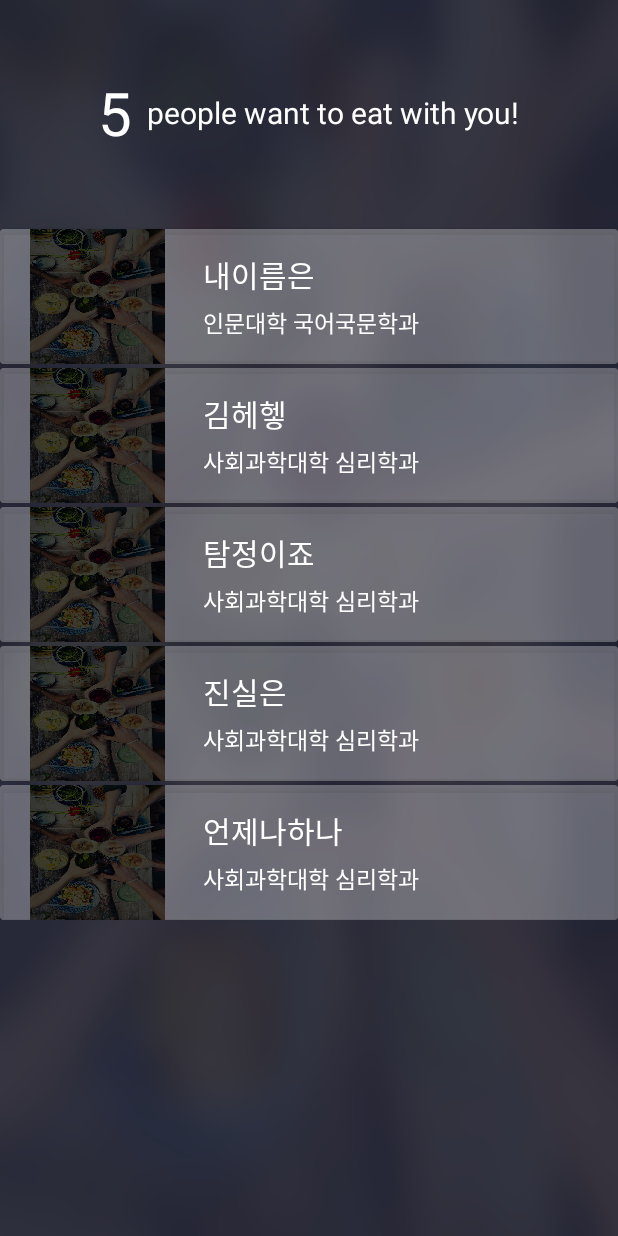
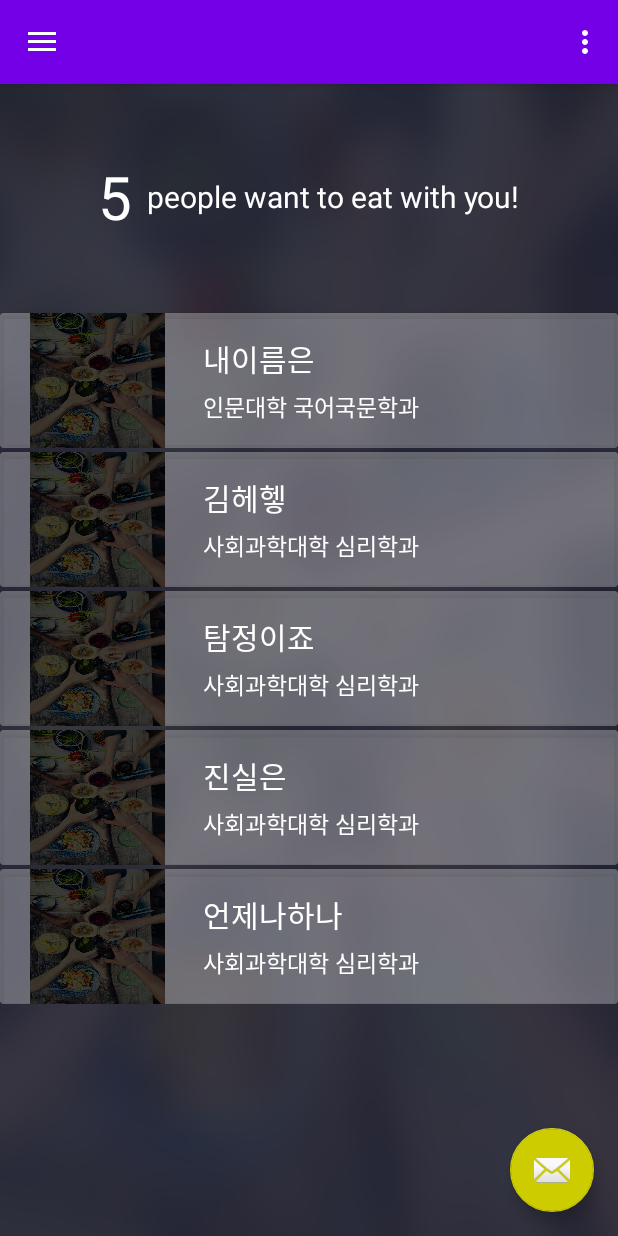
Before and after one commit to haeungun/MealTime_Android, an Android app: the MainActivity screen opened directly, with no data from a screen before it, on a phone screen of 412 x 824 dp. Run offline under Robolectric (Android 15) with nearby library versions, the phone set to English and light mode, and no system bars; our stand-ins replace Firebase (no records; nobody signed in at launch, a user with empty details on screens opened directly).

Commit message:
Main activity.

```diff
--- a/app/src/main/AndroidManifest.xml
+++ b/app/src/main/AndroidManifest.xml
@@ -17,7 +17,10 @@
             </intent-filter>
         </activity>
         <activity android:name=".view.SignUpActivity" />
-        <activity android:name=".view.MainActivity"></activity>
+        <activity
+            android:name=".view.MainActivity"
+            android:label="@string/title_activity_main"
+            android:theme="@style/AppTheme.NoActionBar"></activity>
     </application>
 
 </manifest>
--- a/app/src/main/java/com/example/haeunkim/mealtime/view/MainActivity.java
+++ b/app/src/main/java/com/example/haeunkim/mealtime/view/MainActivity.java
@@ -1,37 +1,112 @@
 package com.example.haeunkim.mealtime.view;
 
-import android.app.Activity;
-import android.databinding.DataBindingUtil;
 import android.os.Bundle;
+import android.support.design.widget.FloatingActionButton;
+import android.support.design.widget.Snackbar;
 import android.support.v7.widget.LinearLayoutManager;
 import android.support.v7.widget.RecyclerView;
+import android.support.design.widget.NavigationView;
+import android.support.v4.view.GravityCompat;
+import android.support.v4.widget.DrawerLayout;
+import android.support.v7.app.ActionBarDrawerToggle;
+import android.support.v7.app.AppCompatActivity;
+import android.support.v7.widget.Toolbar;
+import android.view.Menu;
+import android.view.MenuItem;
 
 import com.example.haeunkim.mealtime.R;
-import com.example.haeunkim.mealtime.databinding.MainBinding;
-import com.example.haeunkim.mealtime.viewmodel.MainViewModel;
 import com.example.haeunkim.mealtime.viewmodel.RecyclerAdapter;
 
-public class MainActivity extends Activity {
-    private MainBinding binding;
-    private MainViewModel viewModel;
+public class MainActivity extends AppCompatActivity
+        implements NavigationView.OnNavigationItemSelectedListener {
 
     @Override
     protected void onCreate(Bundle savedInstanceState) {
         super.onCreate(savedInstanceState);
-        this.initDataBinding();
+        setContentView(R.layout.main);
+        setTitle("");
 
-        RecyclerView recyclerView = binding.recycleview;
+        RecyclerView recyclerView = (RecyclerView) findViewById(R.id.recycleview);
         LinearLayoutManager layoutManager = new LinearLayoutManager(this);
         recyclerView.setHasFixedSize(false);
         recyclerView.setLayoutManager(layoutManager);
 
         recyclerView.setAdapter(new RecyclerAdapter(this, R.layout.main));
 
+        Toolbar toolbar = (Toolbar) findViewById(R.id.toolbar);
+        setSupportActionBar(toolbar);
+
+        FloatingActionButton fab = (FloatingActionButton) findViewById(R.id.fab);
+        fab.setOnClickListener((v) ->
+            Snackbar.make(v, "Replace with your own action", Snackbar.LENGTH_LONG)
+                    .setAction("Action", null).show()
+        );
+
+
+        DrawerLayout drawer = (DrawerLayout) findViewById(R.id.drawer_layout);
+        ActionBarDrawerToggle toggle = new ActionBarDrawerToggle(
+                this, drawer, toolbar, R.string.navigation_drawer_open, R.string.navigation_drawer_close);
+        drawer.setDrawerListener(toggle);
+        toggle.syncState();
+
+        NavigationView navigationView = (NavigationView) findViewById(R.id.nav_view);
+        navigationView.setNavigationItemSelectedListener(this);
     }
 
-    private void initDataBinding() {
-        binding = DataBindingUtil.setContentView(this, R.layout.main);
-        viewModel = new MainViewModel(this);
-        binding.setViewModel(viewModel);
+    @Override
+    public void onBackPressed() {
+        DrawerLayout drawer = (DrawerLayout) findViewById(R.id.drawer_layout);
+        if (drawer.isDrawerOpen(GravityCompat.START)) {
+            drawer.closeDrawer(GravityCompat.START);
+        } else {
+            super.onBackPressed();
+        }
+    }
+
+    @Override
+    public boolean onCreateOptionsMenu(Menu menu) {
+        // Inflate the menu; this adds items to the action bar if it is present.
+        getMenuInflater().inflate(R.menu.main, menu);
+        return true;
+    }
+
+    @Override
+    public boolean onOptionsItemSelected(MenuItem item) {
+        // Handle action bar item clicks here. The action bar will
+        // automatically handle clicks on the Home/Up button, so long
+        // as you specify a parent activity in AndroidManifest.xml.
+        int id = item.getItemId();
+
+        //noinspection SimplifiableIfStatement
+        if (id == R.id.action_logout) {
+            return true;
+        }
+
+        return super.onOptionsItemSelected(item);
+    }
+
+    @SuppressWarnings("StatementWithEmptyBody")
+    @Override
+    public boolean onNavigationItemSelected(MenuItem item) {
+        // Handle navigation view item clicks here.
+        int id = item.getItemId();
+
+        if (id == R.id.nav_camera) {
+            // Handle the camera action
+        } else if (id == R.id.nav_gallery) {
+
+        } else if (id == R.id.nav_slideshow) {
+
+        } else if (id == R.id.nav_manage) {
+
+        } else if (id == R.id.nav_share) {
+
+        } else if (id == R.id.nav_send) {
+
+        }
+
+        DrawerLayout drawer = (DrawerLayout) findViewById(R.id.drawer_layout);
+        drawer.closeDrawer(GravityCompat.START);
+        return true;
     }
 }
--- /dev/null
+++ b/app/src/main/res/drawable/ic_menu_camera.xml
@@ -0,0 +1,12 @@
+<vector xmlns:android="http://schemas.android.com/apk/res/android"
+    android:width="24dp"
+    android:height="24dp"
+    android:viewportHeight="24.0"
+    android:viewportWidth="24.0">
+    <path
+        android:fillColor="#FF000000"
+        android:pathData="M12,12m-3.2,0a3.2,3.2 0,1 1,6.4 0a3.2,3.2 0,1 1,-6.4 0" />
+    <path
+        android:fillColor="#FF000000"
+        android:pathData="M9,2L7.17,4H4c-1.1,0 -2,0.9 -2,2v12c0,1.1 0.9,2 2,2h16c1.1,0 2,-0.9 2,-2V6c0,-1.1 -0.9,-2 -2,-2h-3.17L15,2H9zm3,15c-2.76,0 -5,-2.24 -5,-5s2.24,-5 5,-5 5,2.24 5,5 -2.24,5 -5,5z" />
+</vector>
--- /dev/null
+++ b/app/src/main/res/drawable/ic_menu_gallery.xml
@@ -0,0 +1,9 @@
+<vector xmlns:android="http://schemas.android.com/apk/res/android"
+    android:width="24dp"
+    android:height="24dp"
+    android:viewportHeight="24.0"
+    android:viewportWidth="24.0">
+    <path
+        android:fillColor="#FF000000"
+        android:pathData="M22,16V4c0,-1.1 -0.9,-2 -2,-2H8c-1.1,0 -2,0.9 -2,2v12c0,1.1 0.9,2 2,2h12c1.1,0 2,-0.9 2,-2zm-11,-4l2.03,2.71L16,11l4,5H8l3,-4zM2,6v14c0,1.1 0.9,2 2,2h14v-2H4V6H2z" />
+</vector>
--- /dev/null
+++ b/app/src/main/res/drawable/ic_menu_manage.xml
@@ -0,0 +1,9 @@
+<vector xmlns:android="http://schemas.android.com/apk/res/android"
+    android:width="24dp"
+    android:height="24dp"
+    android:viewportHeight="24.0"
+    android:viewportWidth="24.0">
+    <path
+        android:fillColor="#FF000000"
+        android:pathData="M22.7,19l-9.1,-9.1c0.9,-2.3 0.4,-5 -1.5,-6.9 -2,-2 -5,-2.4 -7.4,-1.3L9,6 6,9 1.6,4.7C0.4,7.1 0.9,10.1 2.9,12.1c1.9,1.9 4.6,2.4 6.9,1.5l9.1,9.1c0.4,0.4 1,0.4 1.4,0l2.3,-2.3c0.5,-0.4 0.5,-1.1 0.1,-1.4z" />
+</vector>
--- /dev/null
+++ b/app/src/main/res/drawable/ic_menu_send.xml
@@ -0,0 +1,9 @@
+<vector xmlns:android="http://schemas.android.com/apk/res/android"
+    android:width="24dp"
+    android:height="24dp"
+    android:viewportHeight="24.0"
+    android:viewportWidth="24.0">
+    <path
+        android:fillColor="#FF000000"
+        android:pathData="M2.01,21L23,12 2.01,3 2,10l15,2 -15,2z" />
+</vector>
--- /dev/null
+++ b/app/src/main/res/drawable/ic_menu_share.xml
@@ -0,0 +1,9 @@
+<vector xmlns:android="http://schemas.android.com/apk/res/android"
+    android:width="24dp"
+    android:height="24dp"
+    android:viewportHeight="24.0"
+    android:viewportWidth="24.0">
+    <path
+        android:fillColor="#FF000000"
+        android:pathData="M18,16.08c-0.76,0 -1.44,0.3 -1.96,0.77L8.91,12.7c0.05,-0.23 0.09,-0.46 0.09,-0.7s-0.04,-0.47 -0.09,-0.7l7.05,-4.11c0.54,0.5 1.25,0.81 2.04,0.81 1.66,0 3,-1.34 3,-3s-1.34,-3 -3,-3 -3,1.34 -3,3c0,0.24 0.04,0.47 0.09,0.7L8.04,9.81C7.5,9.31 6.79,9 6,9c-1.66,0 -3,1.34 -3,3s1.34,3 3,3c0.79,0 1.5,-0.31 2.04,-0.81l7.12,4.16c-0.05,0.21 -0.08,0.43 -0.08,0.65 0,1.61 1.31,2.92 2.92,2.92 1.61,0 2.92,-1.31 2.92,-2.92s-1.31,-2.92 -2.92,-2.92z" />
+</vector>
--- /dev/null
+++ b/app/src/main/res/drawable/ic_menu_slideshow.xml
@@ -0,0 +1,9 @@
+<vector xmlns:android="http://schemas.android.com/apk/res/android"
+    android:width="24dp"
+    android:height="24dp"
+    android:viewportHeight="24.0"
+    android:viewportWidth="24.0">
+    <path
+        android:fillColor="#FF000000"
+        android:pathData="M4,6H2v14c0,1.1 0.9,2 2,2h14v-2H4V6zm16,-4H8c-1.1,0 -2,0.9 -2,2v12c0,1.1 0.9,2 2,2h12c1.1,0 2,-0.9 2,-2V4c0,-1.1 -0.9,-2 -2,-2zm-8,12.5v-9l6,4.5 -6,4.5z" />
+</vector>
--- /dev/null
+++ b/app/src/main/res/drawable/side_nav_bar.xml
@@ -0,0 +1,9 @@
+<shape xmlns:android="http://schemas.android.com/apk/res/android"
+    android:shape="rectangle">
+    <gradient
+        android:angle="135"
+        android:centerColor="#4CAF50"
+        android:endColor="#2E7D32"
+        android:startColor="#81C784"
+        android:type="linear" />
+</shape>
--- /dev/null
+++ b/app/src/main/res/layout/app_bar_main.xml
@@ -0,0 +1,33 @@
+<?xml version="1.0" encoding="utf-8"?>
+<android.support.design.widget.CoordinatorLayout xmlns:android="http://schemas.android.com/apk/res/android"
+    xmlns:app="http://schemas.android.com/apk/res-auto"
+    xmlns:tools="http://schemas.android.com/tools"
+    android:layout_width="match_parent"
+    android:layout_height="match_parent"
+    tools:context="com.example.haeunkim.mealtime.view.MainActivity">
+
+    <android.support.design.widget.AppBarLayout
+        android:layout_width="match_parent"
+        android:layout_height="wrap_content"
+        android:theme="@style/AppTheme.AppBarOverlay">
+
+        <android.support.v7.widget.Toolbar
+            android:id="@+id/toolbar"
+            android:layout_width="match_parent"
+            android:layout_height="?attr/actionBarSize"
+            android:background="?attr/colorPrimary"
+            app:popupTheme="@style/AppTheme.PopupOverlay" />
+
+    </android.support.design.widget.AppBarLayout>
+
+    <include layout="@layout/content_main" />
+
+    <android.support.design.widget.FloatingActionButton
+        android:id="@+id/fab"
+        android:layout_width="wrap_content"
+        android:layout_height="wrap_content"
+        android:layout_gravity="bottom|end"
+        android:layout_margin="@dimen/fab_margin"
+        app:srcCompat="@android:drawable/ic_dialog_email" />
+
+</android.support.design.widget.CoordinatorLayout>
--- /dev/null
+++ b/app/src/main/res/layout/content_main.xml
@@ -0,0 +1,55 @@
+<?xml version="1.0" encoding="utf-8"?>
+<android.support.constraint.ConstraintLayout xmlns:android="http://schemas.android.com/apk/res/android"
+    xmlns:app="http://schemas.android.com/apk/res-auto"
+    xmlns:tools="http://schemas.android.com/tools"
+    android:layout_width="match_parent"
+    android:layout_height="match_parent"
+    app:layout_behavior="@string/appbar_scrolling_view_behavior"
+    tools:context="com.example.haeunkim.mealtime.view.MainActivity"
+    tools:showIn="@layout/app_bar_main">
+
+    <RelativeLayout
+        xmlns:android="http://schemas.android.com/apk/res/android"
+        xmlns:app="http://schemas.android.com/apk/res-auto"
+        xmlns:tools="http://schemas.android.com/tools"
+        android:background="@drawable/dinner2_blur"
+        android:layout_width="match_parent"
+        android:layout_height="match_parent"
+        tools:context="com.example.haeunkim.mealtime.view.MainActivity">
+
+        <LinearLayout
+            android:id="@+id/textLayout"
+            android:layout_width="match_parent"
+            android:layout_height="150dp"
+            android:gravity="center"
+            android:orientation="horizontal">
+
+            <TextView
+                android:layout_width="wrap_content"
+                android:layout_height="wrap_content"
+                android:text="5"
+                android:textSize="40dp"
+                android:textColor="@color/white"/>
+
+            <TextView
+                android:layout_width="wrap_content"
+                android:layout_height="wrap_content"
+                android:paddingLeft="10dp"
+                android:text="@string/how_many"
+                android:textSize="20sp"
+                android:textColor="@color/white"/>
+
+        </LinearLayout>
+
+        <android.support.v7.widget.RecyclerView
+            android:id="@+id/recycleview"
+            android:layout_width="match_parent"
+            android:layout_height="match_parent"
+            android:layout_below="@+id/textLayout">
+
+        </android.support.v7.widget.RecyclerView>
+
+
+    </RelativeLayout>
+
+</android.support.constraint.ConstraintLayout>
--- a/app/src/main/res/layout/main.xml
+++ b/app/src/main/res/layout/main.xml
@@ -1,52 +1,25 @@
 <?xml version="1.0" encoding="utf-8"?>
+<android.support.v4.widget.DrawerLayout xmlns:android="http://schemas.android.com/apk/res/android"
+    xmlns:app="http://schemas.android.com/apk/res-auto"
+    xmlns:tools="http://schemas.android.com/tools"
+    android:id="@+id/drawer_layout"
+    android:layout_width="match_parent"
+    android:layout_height="match_parent"
+    android:fitsSystemWindows="true"
+    tools:openDrawer="start">
 
-<layout>
-    <data>
-        <variable
-            name="viewModel"
-            type="com.example.haeunkim.mealtime.viewmodel.MainViewModel"/>
-    </data>
-    <RelativeLayout
-        xmlns:android="http://schemas.android.com/apk/res/android"
-        xmlns:app="http://schemas.android.com/apk/res-auto"
-        xmlns:tools="http://schemas.android.com/tools"
-        android:background="@drawable/dinner2_blur"
+    <include
+        layout="@layout/app_bar_main"
         android:layout_width="match_parent"
+        android:layout_height="match_parent" />
+
+    <android.support.design.widget.NavigationView
+        android:id="@+id/nav_view"
+        android:layout_width="wrap_content"
         android:layout_height="match_parent"
-        tools:context="com.example.haeunkim.mealtime.view.MainActivity">
+        android:layout_gravity="start"
+        android:fitsSystemWindows="true"
+        app:headerLayout="@layout/nav_header_main"
+        app:menu="@menu/activity_main_drawer" />
 
-        <LinearLayout
-            android:id="@+id/textLayout"
-            android:layout_width="match_parent"
-            android:layout_height="150dp"
-            android:gravity="center"
-            android:orientation="horizontal">
-
-            <TextView
-                android:layout_width="wrap_content"
-                android:layout_height="wrap_content"
-                android:text="5"
-                android:textSize="40dp"
-                android:textColor="@color/white"/>
-
-            <TextView
-                android:layout_width="wrap_content"
-                android:layout_height="wrap_content"
-                android:paddingLeft="10dp"
-                android:text="@string/how_many"
-                android:textSize="20sp"
-                android:textColor="@color/white"/>
-
-        </LinearLayout>
-
-        <android.support.v7.widget.RecyclerView
-            android:id="@+id/recycleview"
-            android:layout_width="match_parent"
-            android:layout_height="match_parent"
-            android:layout_below="@+id/textLayout">
-
-        </android.support.v7.widget.RecyclerView>
-
-
-    </RelativeLayout>
-</layout>
+</android.support.v4.widget.DrawerLayout>
--- /dev/null
+++ b/app/src/main/res/layout/nav_header_main.xml
@@ -0,0 +1,18 @@
+<?xml version="1.0" encoding="utf-8"?>
+<RelativeLayout xmlns:android="http://schemas.android.com/apk/res/android"
+    xmlns:app="http://schemas.android.com/apk/res-auto"
+    android:layout_width="match_parent"
+    android:layout_height="@dimen/nav_header_height"
+    android:gravity="bottom"
+    android:orientation="vertical"
+    android:theme="@style/ThemeOverlay.AppCompat.Dark">
+
+    <ImageView
+        android:id="@+id/imageView"
+        android:layout_width="wrap_content"
+        android:layout_height="wrap_content"
+        android:paddingTop="@dimen/nav_header_vertical_spacing"
+        app:srcCompat="@drawable/logo"/>
+
+
+</RelativeLayout>
--- /dev/null
+++ b/app/src/main/res/menu/activity_main_drawer.xml
@@ -0,0 +1,36 @@
+<?xml version="1.0" encoding="utf-8"?>
+<menu xmlns:android="http://schemas.android.com/apk/res/android">
+
+    <group android:checkableBehavior="single">
+        <item
+            android:id="@+id/nav_camera"
+            android:icon="@drawable/ic_menu_camera"
+            android:title="Import" />
+        <item
+            android:id="@+id/nav_gallery"
+            android:icon="@drawable/ic_menu_gallery"
+            android:title="Gallery" />
+        <item
+            android:id="@+id/nav_slideshow"
+            android:icon="@drawable/ic_menu_slideshow"
+            android:title="Slideshow" />
+        <item
+            android:id="@+id/nav_manage"
+            android:icon="@drawable/ic_menu_manage"
+            android:title="Tools" />
+    </group>
+
+    <item android:title="Communicate">
+        <menu>
+            <item
+                android:id="@+id/nav_share"
+                android:icon="@drawable/ic_menu_share"
+                android:title="Share" />
+            <item
+                android:id="@+id/nav_send"
+                android:icon="@drawable/ic_menu_send"
+                android:title="Send" />
+        </menu>
+    </item>
+
+</menu>
--- /dev/null
+++ b/app/src/main/res/menu/main.xml
@@ -0,0 +1,9 @@
+<?xml version="1.0" encoding="utf-8"?>
+<menu xmlns:android="http://schemas.android.com/apk/res/android"
+    xmlns:app="http://schemas.android.com/apk/res-auto">
+    <item
+        android:id="@+id/action_logout"
+        android:orderInCategory="100"
+        android:title="@string/action_logout"
+        app:showAsAction="never" />
+</menu>
--- a/app/src/main/res/values/colors.xml
+++ b/app/src/main/res/values/colors.xml
@@ -1,8 +1,8 @@
 <?xml version="1.0" encoding="utf-8"?>
 <resources>
-    <color name="colorPrimary">#3F51B5</color>
-    <color name="colorPrimaryDark">#303F9F</color>
-    <color name="colorAccent">#FF4081</color>
+    <color name="colorPrimary">#7300e6</color>
+    <color name="colorPrimaryDark">#4d0099</color>
+    <color name="colorAccent">#cccc00</color>
 
     <color name="pink">#FF99CC</color>
     <color name="purple">#6E6DC8</color>
--- /dev/null
+++ b/app/src/main/res/values/dimens.xml
@@ -0,0 +1,8 @@
+<resources>
+    <!-- Default screen margins, per the Android Design guidelines. -->
+    <dimen name="activity_horizontal_margin">16dp</dimen>
+    <dimen name="activity_vertical_margin">16dp</dimen>
+    <dimen name="nav_header_vertical_spacing">16dp</dimen>
+    <dimen name="nav_header_height">160dp</dimen>
+    <dimen name="fab_margin">16dp</dimen>
+</resources>
--- a/app/src/main/res/values/strings.xml
+++ b/app/src/main/res/values/strings.xml
@@ -30,4 +30,10 @@
 
     <string name="success">SUCCESS</string>
     <string name="error">ERROR</string>
+    <string name="title_activity_main">MainActivity</string>
+
+    <string name="navigation_drawer_open">Open navigation drawer</string>
+    <string name="navigation_drawer_close">Close navigation drawer</string>
+
+    <string name="action_logout">Logout</string>
 </resources>
--- a/app/src/main/res/values/styles.xml
+++ b/app/src/main/res/values/styles.xml
@@ -8,4 +8,13 @@
         <item name="colorAccent">@color/colorAccent</item>
     </style>
 
+    <style name="AppTheme.NoActionBar">
+        <item name="windowActionBar">false</item>
+        <item name="windowNoTitle">true</item>
+    </style>
+
+    <style name="AppTheme.AppBarOverlay" parent="ThemeOverlay.AppCompat.Dark.ActionBar" />
+
+    <style name="AppTheme.PopupOverlay" parent="ThemeOverlay.AppCompat.Light" />
+
 </resources>
```
Also changed, not shown: app/build.gradle (+5 -2 lines).
